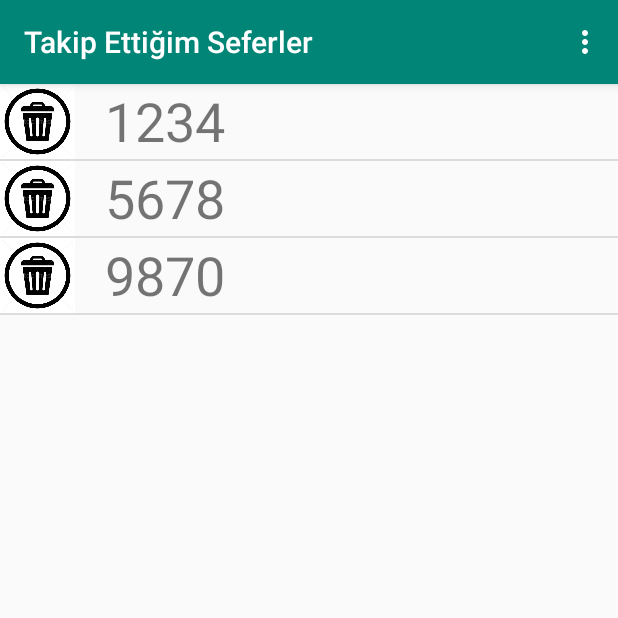
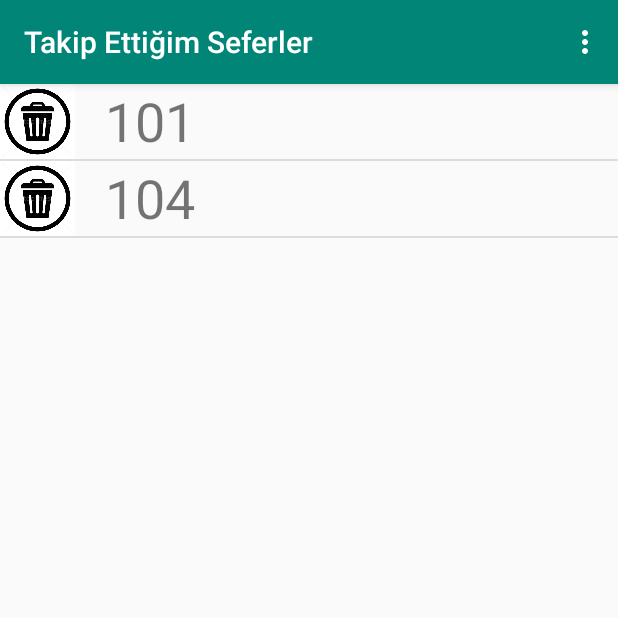
Before and after one commit to kucuk13/Public-Transport-System, an Android app: the Main2Activity screen opened directly, with no data from a screen before it, in the options menu, after a tap on "Takip Ettiğim Seferler", on a phone screen of 412 x 824 dp, the top half of it. Run offline under Robolectric (Android 15) with nearby library versions, the phone set to English and light mode, and no system bars.

Commit message:
Last commit before presentation.

```diff
--- a/app/src/main/java/com/example/project/FavouriteActivity.java
+++ b/app/src/main/java/com/example/project/FavouriteActivity.java
@@ -19,14 +19,12 @@ public class FavouriteActivity extends AppCompatActivity {
         getSupportActionBar().setTitle("Takip Ettiğim Seferler");
         setContentView(R.layout.activity_favourite);
         listView = findViewById(R.id.listViewFans);
-        fans.add(new Fan("1234"));
-        fans.add(new Fan("5678"));
-        fans.add(new Fan("9870"));
+        fans.add(new Fan("101"));
+        fans.add(new Fan("104"));
         FanAdapter fanAdapter = new FanAdapter(this, fans);
         if (listView != null) {
             listView.setAdapter(fanAdapter);
         }
-
     }
 
     @Override
--- a/app/src/main/java/com/example/project/Main2Activity.java
+++ b/app/src/main/java/com/example/project/Main2Activity.java
@@ -20,7 +20,7 @@ public class Main2Activity extends AppCompatActivity {
         setContentView(R.layout.activity_main);
         Toolbar toolbar = findViewById(R.id.toolbar);
         setSupportActionBar(toolbar);
-        getSupportActionBar().setTitle("Hoşgeldiniz");
+        getSupportActionBar().setTitle("Toplu Taşıma");
 
         Button li = findViewById(R.id.buttonOpenLogin);
         Button sp = findViewById(R.id.buttonOpenSignup);
--- a/app/src/main/java/com/example/project/MainActivity.java
+++ b/app/src/main/java/com/example/project/MainActivity.java
@@ -21,7 +21,7 @@ public class MainActivity extends AppCompatActivity {
         setContentView(R.layout.activity_main);
         Toolbar toolbar = findViewById(R.id.toolbar);
         setSupportActionBar(toolbar);
-        getSupportActionBar().setTitle("Hoşgeldiniz");
+        getSupportActionBar().setTitle("Hoş Geldiniz.");
         new Person();
 
         Button login = findViewById(R.id.buttonOpenLogin);
```
Also changed, not shown: app/src/main/java/com/example/project/LogActivity.java (+4 -3 lines).
